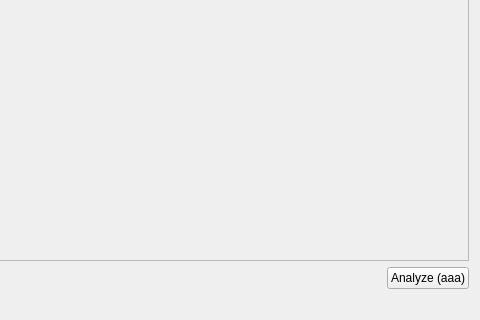
The window that src/dialogs/preferences/AnalOptionsWidget.ui (rizinorg/cutter) describes before a commit, drawn with Qt 5; both pictures show x 153 to 633 and y 369 to 689 of the 633 by 689 pixel window.
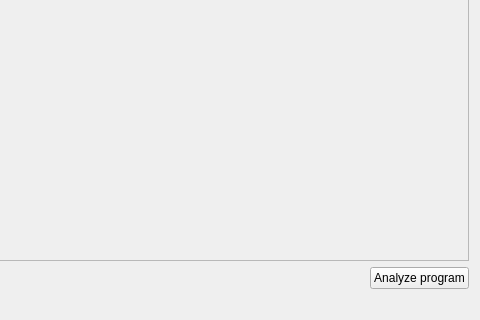
The same window after the commit.

```diff
--- a/src/dialogs/preferences/AnalOptionsWidget.ui
+++ b/src/dialogs/preferences/AnalOptionsWidget.ui
@@ -147,7 +147,7 @@
       </sizepolicy>
      </property>
      <property name="text">
-      <string>Analyze (aaa)</string>
+      <string>Analyze program</string>
      </property>
     </widget>
    </item>
```
